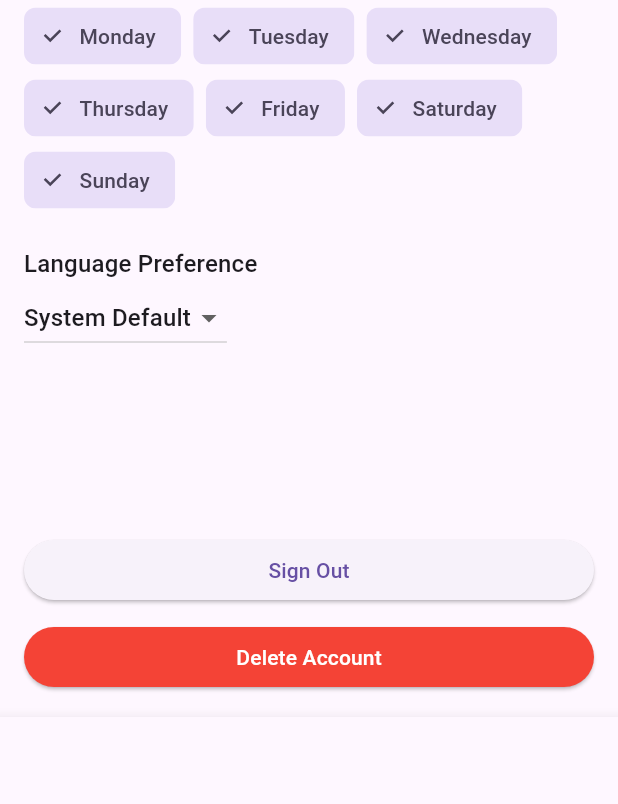
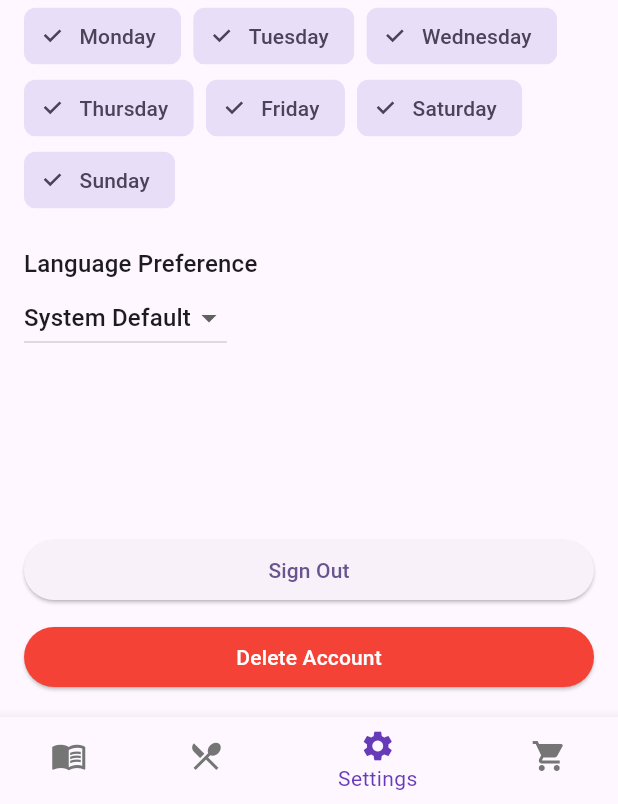
Before and after one commit to tianhaoz95/weeklymenu, a Flutter app: the screen it shows once a user with an empty profile is signed in, item 3 of the bottom bar chosen, on a phone screen of 412 x 824 dp, the part 432-1236 px from its top. Run offline on Flutter 3.47's test engine with Material 3 defaults, Android fonts, the phone set to English and light mode, and no system bars; our stand-ins replace cloud_firestore, firebase_auth, firebase_core, go_router, shared_preferences; accounts and stored records are empty.

Commit message:
feat: Implement Phase 1 - Fix Bottom Navigator Color
Implemented a theme-based solution to fix the invisible bottom navigator issue.
- Added  to both  and  in .
- Used contrasting , , and  for improved visibility across themes.
- Updated  to reflect the completion of Phase 1.

```diff
--- a/lib/main.dart
+++ b/lib/main.dart
@@ -218,6 +218,33 @@
     final localeProvider = Provider.of<LocaleProvider>(
       context,
     ); // Access LocaleProvider
+
+    final ThemeData lightTheme = ThemeData(
+      colorScheme: ColorScheme.fromSeed(
+        seedColor: Colors.deepPurple,
+        brightness: Brightness.light,
+      ),
+      bottomNavigationBarTheme: BottomNavigationBarThemeData(
+        backgroundColor: Colors.grey[200], // Light grey background
+        selectedItemColor: Colors.deepPurple, // Primary color for selected
+        unselectedItemColor: Colors.grey[600], // Darker grey for unselected
+      ),
+      useMaterial3: true,
+    );
+
+    final ThemeData darkTheme = ThemeData(
+      colorScheme: ColorScheme.fromSeed(
+        seedColor: Colors.deepPurple,
+        brightness: Brightness.dark,
+      ),
+      bottomNavigationBarTheme: BottomNavigationBarThemeData(
+        backgroundColor: Colors.grey[900], // Dark grey background
+        selectedItemColor: Colors.deepPurpleAccent, // Lighter primary for selected
+        unselectedItemColor: Colors.grey[400], // Lighter grey for unselected
+      ),
+      useMaterial3: true,
+    );
+
     return MaterialApp.router(
       routerConfig: _router,
       debugShowCheckedModeBanner: false,
@@ -225,6 +252,8 @@
       supportedLocales: AppLocalizations.supportedLocales,
       locale: localeProvider.locale, // Set app locale from LocaleProvider
       onGenerateTitle: (context) => AppLocalizations.of(context)!.appTitle,
+      theme: lightTheme, // Apply light theme
+      darkTheme: darkTheme, // Apply dark theme
     );
   }
 }
```
Also changed, not shown: 1 other file.
